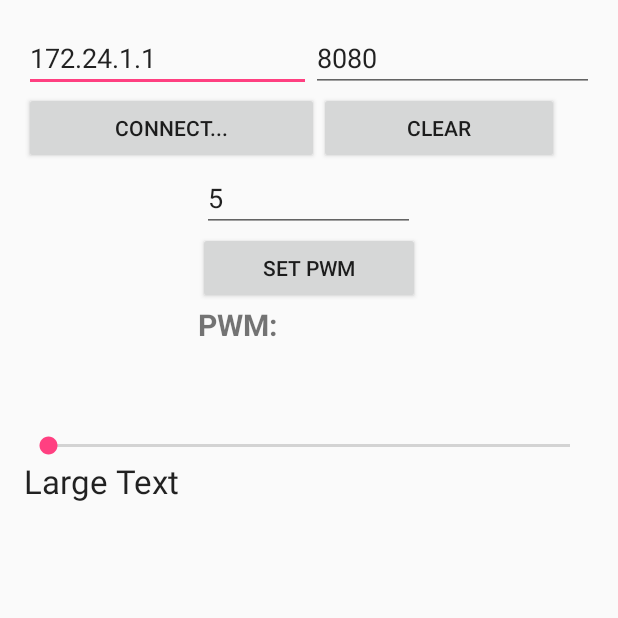
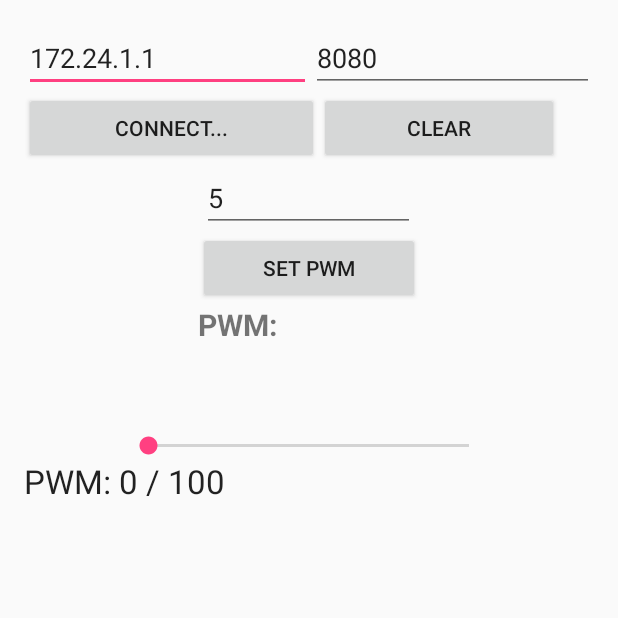
Before and after one commit to cichu28/mojerepozytorium, an Android app: the screen it shows after launch (MainActivity), on a phone screen of 412 x 824 dp, the top half of it. Run offline under Robolectric (Android 15) with nearby library versions, the phone set to English and light mode, and no system bars.

Commit message:
Add Seek Bar to control PWM

```diff
--- a/app/src/main/java/com/example/marcin/clientservertutorial/MainActivity.java
+++ b/app/src/main/java/com/example/marcin/clientservertutorial/MainActivity.java
@@ -18,13 +18,18 @@ import android.view.View;
 import android.view.View.OnClickListener;
 import android.widget.Button;
 import android.widget.EditText;
+import android.widget.SeekBar;
 import android.widget.TextView;
+import android.widget.Toast;
 
 public class MainActivity extends Activity {
     TextView textResponse, TextViewresponse;
     EditText editTextAddress, editTextPort, editTextPWM_value;
     Button buttonConnect, buttonClear;
     //Button radioButtonConnect;
+
+    private static SeekBar seekBarPWM;
+    private static TextView textViewPWM;
 
     @Override
     protected void onCreate(Bundle savedInstanceState) {
@@ -33,6 +38,8 @@ public class MainActivity extends Activity {
 
         editTextPWM_value  = (EditText)findViewById(R.id.PWM_value);
         TextViewresponse = (TextView)findViewById(R.id.response);
+        seekBarPWM = (SeekBar)findViewById(R.id.seekBar);
+        textViewPWM = (TextView)findViewById(R.id.response2);
 
         editTextAddress = (EditText)findViewById(R.id.address);
         editTextPort = (EditText)findViewById(R.id.port);
@@ -49,12 +56,41 @@ public class MainActivity extends Activity {
                 textResponse.setText("");
             }
         });
+        SetSeekBarPWM();
     }
 
     public void EdytujTekst(View view)
     {
         String S = "PWM: " + editTextPWM_value.getText().toString();
         TextViewresponse.setText(S);
+    }
+
+    public void SetSeekBarPWM()
+    {
+        textViewPWM.setText("PWM: " + seekBarPWM.getProgress() + " / " + seekBarPWM.getMax());
+        seekBarPWM.setOnSeekBarChangeListener(
+            new SeekBar.OnSeekBarChangeListener()
+            {
+                int progress_value;
+                @Override
+                public void onProgressChanged(SeekBar seekBar, int progress, boolean fromUser) {
+                    progress_value = progress;
+                    textViewPWM.setText("PWM: " + progress + " / " + seekBarPWM.getMax());
+                    Toast.makeText(MainActivity.this, "SeekBar in progress", Toast.LENGTH_LONG).show();
+                }
+
+                @Override
+                public void onStartTrackingTouch(SeekBar seekBar) {
+                    Toast.makeText(MainActivity.this, "SeekBar in StartTracking", Toast.LENGTH_LONG).show();
+                }
+
+                @Override
+                public void onStopTrackingTouch(SeekBar seekBar) {
+                    textViewPWM.setText("PWM: " + progress_value + " / " + seekBarPWM.getMax());
+                    Toast.makeText(MainActivity.this, "SeekBar in StopTracking", Toast.LENGTH_LONG).show();
+                }
+            }
+        );
     }
 
     // *** PRZYCISK "NASŁUCHUJE"
--- a/app/src/main/res/layout/activity_main.xml
+++ b/app/src/main/res/layout/activity_main.xml
@@ -90,7 +90,7 @@
         android:textSize="20dp" />
 
     <SeekBar
-        android:layout_width="match_parent"
+        android:layout_width="246dp"
         android:layout_height="wrap_content"
         android:id="@+id/seekBar"
         android:layout_gravity="center_horizontal"
@@ -100,7 +100,11 @@
         android:layout_width="wrap_content"
         android:layout_height="wrap_content"
         android:textAppearance="?android:attr/textAppearanceLarge"
-        android:text="Large Text"
-        android:id="@+id/textView" />
+        android:text="PWM:"
+        android:id="@+id/response2" />
+
+    <TableRow
+        android:layout_width="match_parent"
+        android:layout_height="wrap_content"></TableRow>
 
 </LinearLayout>
```
